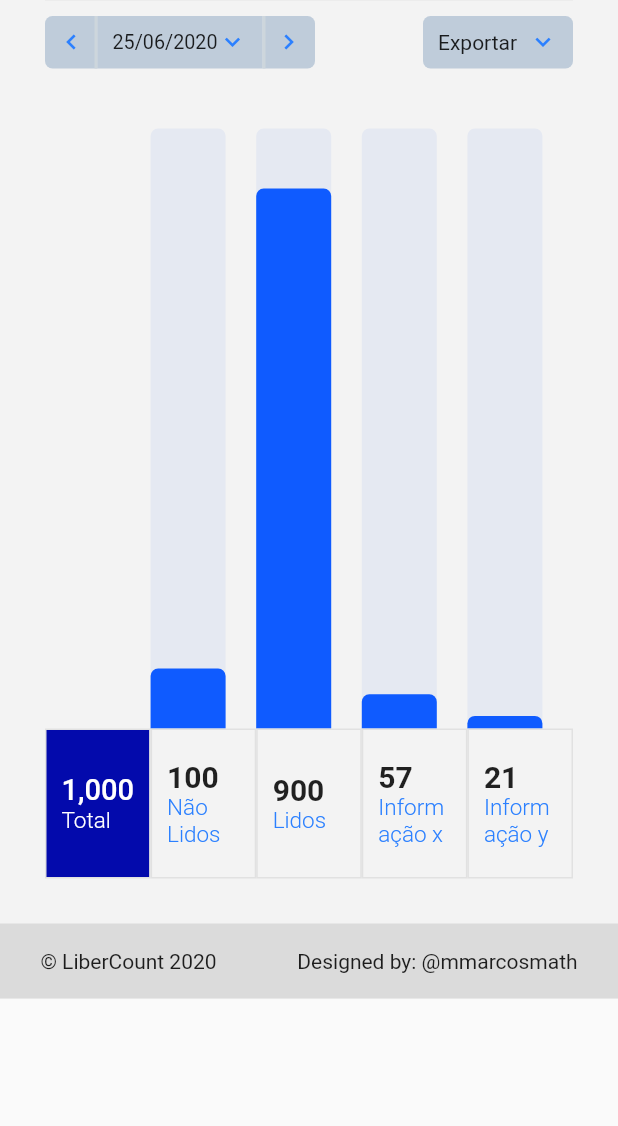
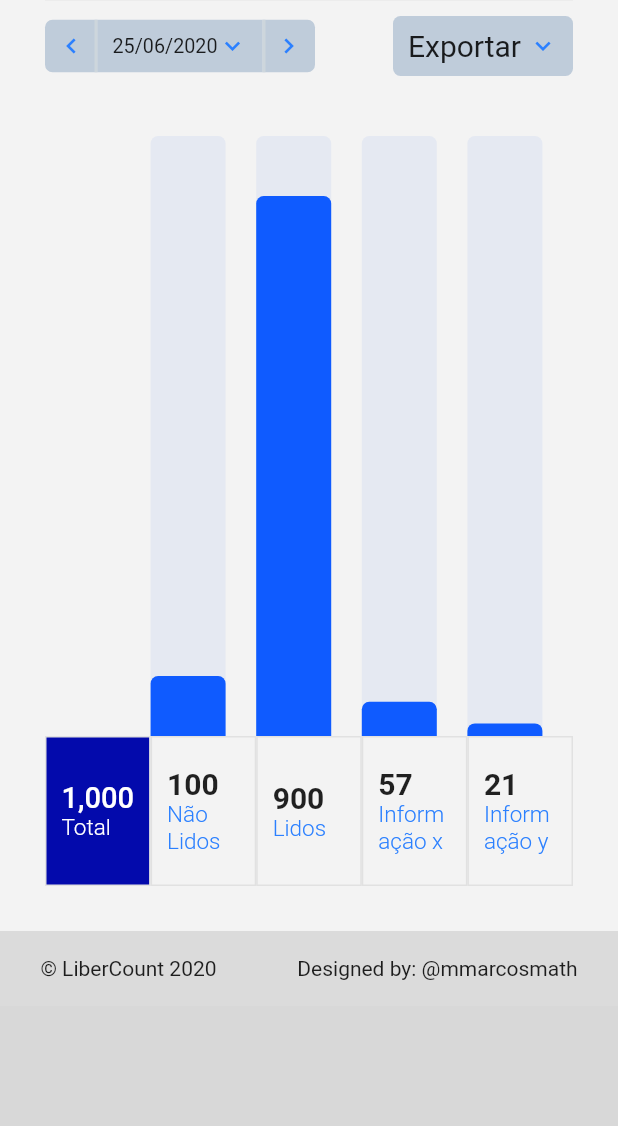
Before and after one commit to mmarcosmath/libercountSite, a Flutter app: the HomePage screen opened directly, on a phone screen of 412 x 824 dp, the part 110-1236 px from its top. Run offline on Flutter 3.47's test engine with Material 2 defaults, Android fonts, the phone set to English and light mode, and no system bars.

Commit message:
pagina de lista de livros adicionada

```diff
--- a/lib/app/pages/home/components/export.dart
+++ b/lib/app/pages/components/export.dart
@@ -4,7 +4,6 @@ import 'package:flutter/widgets.dart';
 class Export extends StatelessWidget {
   @override
   Widget build(BuildContext context) {
-    print(MediaQuery.of(context).size.width);
     return MediaQuery.of(context).size.width < 360
         ? Icon(Icons.more_vert)
         : Container(
@@ -17,12 +16,15 @@ class Export extends StatelessWidget {
               ),
               color: Color(0xFFBFCCDA),
             ),
-            height: 35,
-            width: 100,
+            height: 40,
+            width: 120,
             child: Row(
               mainAxisAlignment: MainAxisAlignment.spaceBetween,
               children: [
-                Text("Exportar"),
+                Text(
+                  "Exportar",
+                  style: TextStyle(fontSize: 20),
+                ),
                 Icon(
                   Icons.keyboard_arrow_down,
                   color: Color(0xFF2B80FF),
--- a/lib/app/pages/home/components/bar.dart
+++ b/lib/app/pages/screen_home/components/bar.dart
@@ -20,7 +20,6 @@ class _BarState extends State<Bar> {
 
   @override
   void initState() {
-    // TODO: implement initState
     super.initState();
     // animation();
   }
@@ -43,7 +42,7 @@ class _BarState extends State<Bar> {
       // ),
       // width: 10,
       width: MediaQuery.of(context).size.width < 600 ? 50 : 100,
-      height: 400,
+      height: _height,
       child: FractionallySizedBox(
         widthFactor: 1,
         heightFactor: widget.percentage,
--- /dev/null
+++ b/lib/app/pages/screen_home/components/date.dart
@@ -0,0 +1,95 @@
+import 'package:flutter/material.dart';
+import 'package:libercountsite/app/pages/components/export.dart';
+
+class Date extends StatelessWidget {
+  final double _height = 35;
+  @override
+  Widget build(BuildContext context) {
+    return Container(
+      margin: EdgeInsets.only(top: 10, left: 30, right: 30, bottom: 10),
+      child: Row(
+        mainAxisAlignment: MainAxisAlignment.spaceBetween,
+        children: [
+          Row(
+            mainAxisAlignment: MainAxisAlignment.start,
+            children: [
+              Container(
+                decoration: BoxDecoration(
+                  borderRadius: BorderRadius.only(
+                    topLeft: Radius.circular(5),
+                    bottomLeft: Radius.circular(5),
+                  ),
+                  color: Color(0xFFBFCCDA),
+                ),
+                foregroundDecoration: BoxDecoration(
+                  border: Border(
+                    right: BorderSide(
+                      width: 2,
+                      color: Color(0xFFCDD6DC),
+                    ),
+                  ),
+                ),
+                height: _height,
+                width: 35,
+                child: Icon(
+                  Icons.keyboard_arrow_left,
+                  color: Color(0xFF2B80FF),
+                  size: 20,
+                ),
+              ),
+              AnimatedContainer(
+                duration: Duration(milliseconds: 500),
+                padding: EdgeInsets.only(left: 10, right: 10),
+                color: Color(0xFFBFCCDA),
+                height: _height,
+                width: MediaQuery.of(context).size.width < 600 ? 110 : 200,
+                child: Row(
+                  mainAxisAlignment: MainAxisAlignment.spaceBetween,
+                  children: [
+                    Expanded(
+                      child: Center(
+                        child: FittedBox(
+                          child: Text("25/06/2020"),
+                        ),
+                      ),
+                    ),
+                    Icon(
+                      Icons.keyboard_arrow_down,
+                      color: Color(0xFF2B80FF),
+                      size: 20,
+                    )
+                  ],
+                ),
+              ),
+              Container(
+                decoration: BoxDecoration(
+                  borderRadius: BorderRadius.only(
+                    bottomRight: Radius.circular(5),
+                    topRight: Radius.circular(5),
+                  ),
+                  color: Color(0xFFBFCCDA),
+                ),
+                foregroundDecoration: BoxDecoration(
+                  border: Border(
+                    left: BorderSide(
+                      width: 2,
+                      color: Color(0xFFCDD6DC),
+                    ),
+                  ),
+                ),
+                height: _height,
+                width: 35,
+                child: Icon(
+                  Icons.keyboard_arrow_right,
+                  color: Color(0xFF2B80FF),
+                  size: 20,
+                ),
+              ),
+            ],
+          ),
+          Export(),
+        ],
+      ),
+    );
+  }
+}
--- a/pubspec.yaml
+++ b/pubspec.yaml
@@ -45,8 +45,8 @@ flutter:
   uses-material-design: true
 
   # To add assets to your application, add an assets section, like this:
-  # assets:
-  #   - images/a_dot_burr.jpeg
+  assets:
+    - images/
   #   - images/a_dot_ham.jpeg
 
   # An image asset can refer to one or more resolution-specific "variants", see
```
Also changed, not shown: lib/app/app.dart (+6 -2 lines), lib/app/models/book.dart (added, +74 -0 lines), lib/app/pages/components/listbook.dart (added, +150 -0 lines), lib/app/pages/components/search.dart (added, +70 -0 lines), lib/app/pages/screen_home/home_page.dart (renamed from lib/app/pages/home/home_page.dart, +3 -4 lines), lib/app/pages/screen_total/components/menu.dart (renamed from lib/app/pages/home/components/date.dart, +8 -10 lines), lib/app/pages/screen_total/total_page.dart (added, +35 -0 lines), images/check_false.png (added), images/check_true.png (added), images/search.png (added), lib/app/pages/components/footer.dart (renamed from lib/app/pages/home/components/footer.dart), lib/app/pages/components/header.dart (renamed from lib/app/pages/home/components/header.dart), lib/app/pages/screen_home/components/chartbar.dart (renamed from lib/app/pages/home/components/chartbar.dart), lib/app/pages/screen_home/components/info_chartbar.dart (renamed from lib/app/pages/home/components/info_chartbar.dart), 1 more files.
